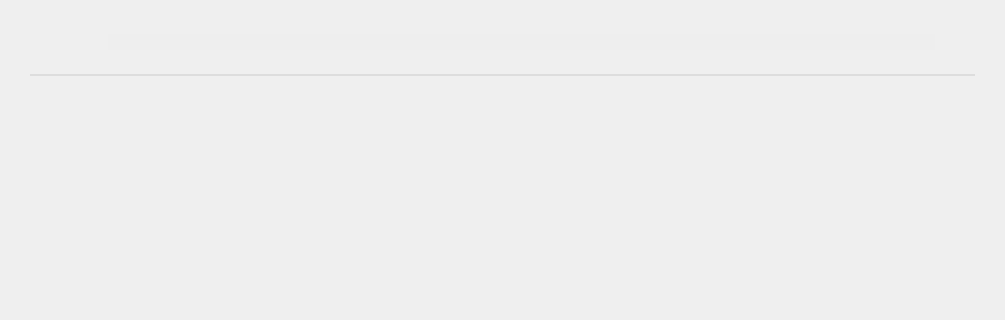
Above: parsec/core/gui/forms/central_widget.ui from Scille/parsec-cloud before the change; both pictures show x 0 to 1005 and y 0 to 320 of the 1005 by 638 pixel window. Below: the same form after it.
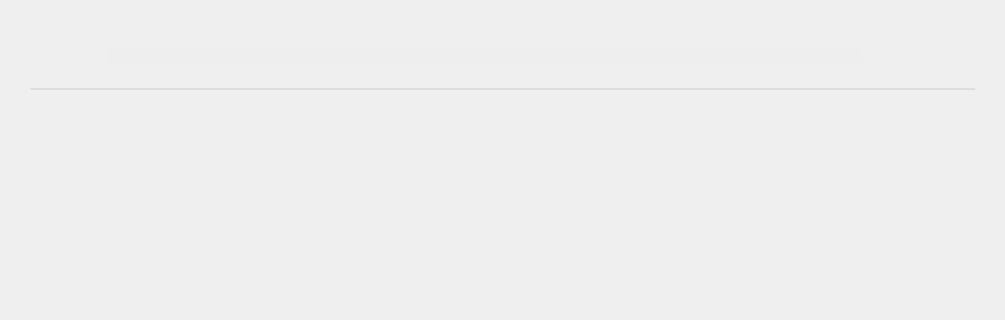
That is the form after the change. Icons and pictures are not drawn. Custom widgets are drawn as their Qt base class.

Commit message: [GUI] Moved user info to the top right

Diff of the .ui file:
```diff
--- a/parsec/core/gui/forms/central_widget.ui
+++ b/parsec/core/gui/forms/central_widget.ui
@@ -25,6 +25,16 @@
 #label_title3 {
 	background-color: #EEEEEE;
 	border: none;
+}
+
+#button_user, #button_user:hover {
+	border: none;
+	background: none;
+	padding-right: 15px;
+}
+
+#button_user::menu-indicator {
+	image: none;
 }</string>
   </property>
   <layout class="QHBoxLayout" name="horizontalLayout">
@@ -107,7 +117,7 @@
           <widget class="QWidget" name="widget_title" native="true">
            <layout class="QVBoxLayout" name="verticalLayout_4">
             <property name="spacing">
-             <number>20</number>
+             <number>10</number>
             </property>
             <property name="leftMargin">
              <number>0</number>
@@ -238,6 +248,12 @@
               </item>
               <item>
                <widget class="QWidget" name="widget_title3" native="true">
+                <property name="sizePolicy">
+                 <sizepolicy hsizetype="Expanding" vsizetype="Preferred">
+                  <horstretch>0</horstretch>
+                  <verstretch>0</verstretch>
+                 </sizepolicy>
+                </property>
                 <property name="minimumSize">
                  <size>
                   <width>0</width>
@@ -315,6 +331,45 @@
                 </property>
                </spacer>
               </item>
+              <item>
+               <widget class="QToolButton" name="button_user">
+                <property name="sizePolicy">
+                 <sizepolicy hsizetype="Preferred" vsizetype="Fixed">
+                  <horstretch>0</horstretch>
+                  <verstretch>0</verstretch>
+                 </sizepolicy>
+                </property>
+                <property name="maximumSize">
+                 <size>
+                  <width>300</width>
+                  <height>16777215</height>
+                 </size>
+                </property>
+                <property name="font">
+                 <font>
+                  <pointsize>11</pointsize>
+                 </font>
+                </property>
+                <property name="layoutDirection">
+                 <enum>Qt::LeftToRight</enum>
+                </property>
+                <property name="text">
+                 <string/>
+                </property>
+                <property name="iconSize">
+                 <size>
+                  <width>45</width>
+                  <height>45</height>
+                 </size>
+                </property>
+                <property name="toolButtonStyle">
+                 <enum>Qt::ToolButtonTextBesideIcon</enum>
+                </property>
+                <property name="autoRaise">
+                 <bool>true</bool>
+                </property>
+               </widget>
+              </item>
              </layout>
             </item>
             <item>
```
Left out of the diff: 4 changed lines with no effect on the pictures. The commit also changes 6 other files.
